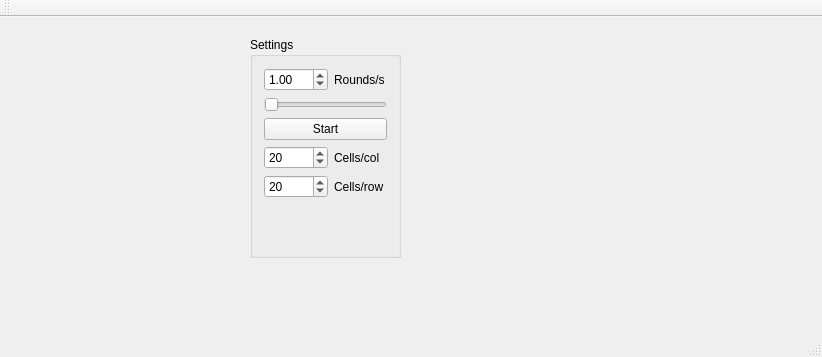
The window that src/mainwindow.ui (leo-gerv/game-of-life) describes before a commit, drawn with Qt 5.
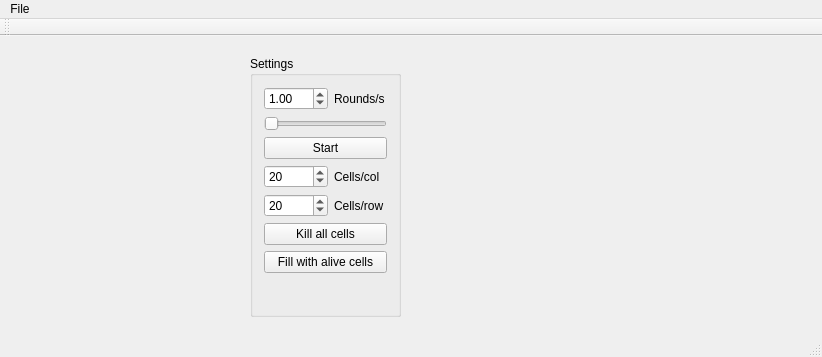
The same window after the commit.

Commit message: added fill/kill and import/export features

Patch:
```diff
--- a/src/mainwindow.ui
+++ b/src/mainwindow.ui
@@ -20,7 +20,7 @@
       <x>250</x>
       <y>20</y>
       <width>151</width>
-      <height>221</height>
+      <height>261</height>
      </rect>
     </property>
     <property name="sizePolicy">
@@ -33,6 +33,13 @@
      <string>Settings</string>
     </property>
     <layout class="QGridLayout" name="gridLayout">
+     <item row="5" column="0" colspan="2">
+      <widget class="QPushButton" name="kill">
+       <property name="text">
+        <string>Kill all cells</string>
+       </property>
+      </widget>
+     </item>
      <item row="0" column="1">
       <widget class="QLabel" name="label">
        <property name="text">
@@ -66,7 +73,7 @@
        </property>
       </widget>
      </item>
-     <item row="5" column="0" colspan="2">
+     <item row="7" column="0" colspan="2">
       <spacer name="verticalSpacer">
        <property name="orientation">
         <enum>Qt::Vertical</enum>
@@ -105,6 +112,9 @@
        <property name="minimum">
         <number>5</number>
        </property>
+       <property name="maximum">
+        <number>300</number>
+       </property>
        <property name="value">
         <number>20</number>
        </property>
@@ -115,11 +125,21 @@
        <property name="minimum">
         <number>5</number>
        </property>
+       <property name="maximum">
+        <number>300</number>
+       </property>
        <property name="value">
         <number>20</number>
        </property>
       </widget>
      </item>
+     <item row="6" column="0" colspan="2">
+      <widget class="QPushButton" name="breed">
+       <property name="text">
+        <string>Fill with alive cells</string>
+       </property>
+      </widget>
+     </item>
     </layout>
    </widget>
   </widget>
@@ -132,6 +152,14 @@
      <height>21</height>
     </rect>
    </property>
+   <widget class="QMenu" name="menuFile">
+    <property name="title">
+     <string>File</string>
+    </property>
+    <addaction name="exportBoard"/>
+    <addaction name="importBoard"/>
+   </widget>
+   <addaction name="menuFile"/>
   </widget>
   <widget class="QToolBar" name="mainToolBar">
    <attribute name="toolBarArea">
```
Left out of the diff: 58 changed lines with no effect on the pictures. The commit also changes 5 other files.
